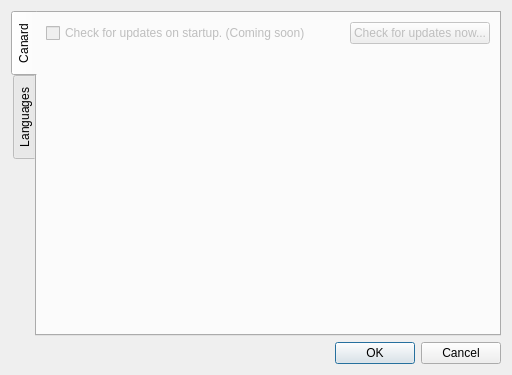
Old version of the form ui/preferencesDialog.ui in the repository LegoStormtroopr/canard.
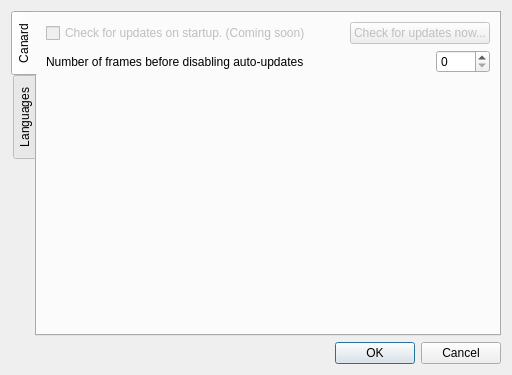
New version of the form. Icons and pictures are not drawn. Custom widgets are drawn as their Qt base class.

Patch:
```diff
--- a/ui/preferencesDialog.ui
+++ b/ui/preferencesDialog.ui
@@ -78,6 +78,40 @@
          </item>
         </layout>
        </item>
+       <item>
+        <layout class="QHBoxLayout" name="horizontalLayout_3">
+         <item>
+          <widget class="QLabel" name="label_6">
+           <property name="text">
+            <string>Number of frames before disabling auto-updates</string>
+           </property>
+          </widget>
+         </item>
+         <item>
+          <spacer name="horizontalSpacer_2">
+           <property name="orientation">
+            <enum>Qt::Horizontal</enum>
+           </property>
+           <property name="sizeHint" stdset="0">
+            <size>
+             <width>40</width>
+             <height>20</height>
+            </size>
+           </property>
+          </spacer>
+         </item>
+         <item>
+          <widget class="QSpinBox" name="spinBox">
+           <property name="maximum">
+            <number>1000</number>
+           </property>
+           <property name="singleStep">
+            <number>10</number>
+           </property>
+          </widget>
+         </item>
+        </layout>
+       </item>
        <item>
         <spacer name="verticalSpacer_3">
          <property name="orientation">
```
Left out of the diff: 8 changed lines with no effect on the pictures.
